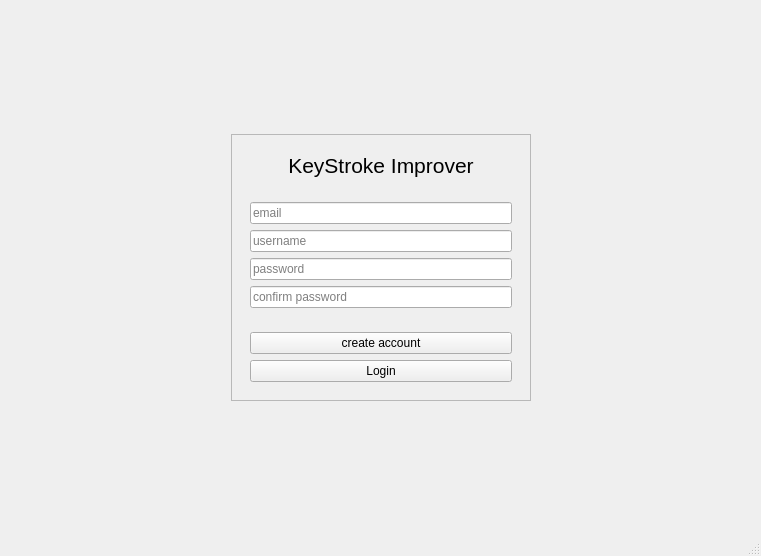
First picture: the form in register.ui, repository Prakash5209/typing_tutor, before the edit.
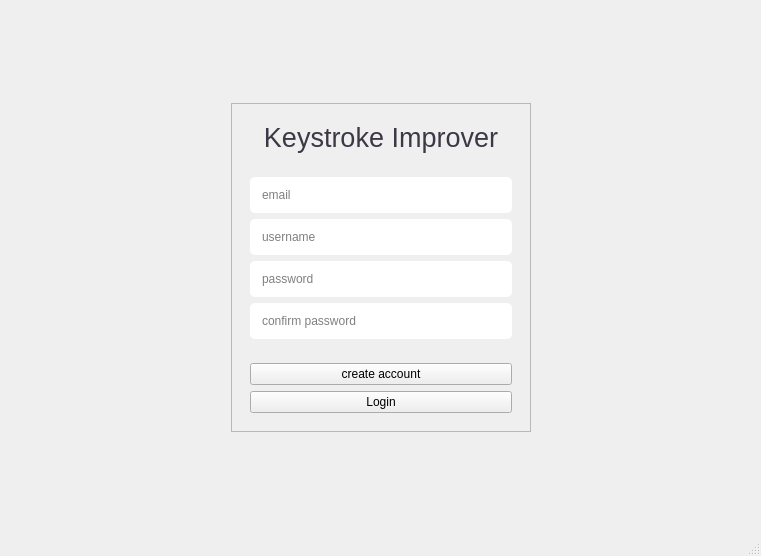
Second picture: the form after the edit.

Commit message: login register

The edit to the form file:
```diff
--- a/register.ui
+++ b/register.ui
@@ -75,11 +75,19 @@
            <widget class="QLabel" name="label">
             <property name="font">
              <font>
-              <pointsize>16</pointsize>
+              <family>Ubuntu</family>
+              <pointsize>20</pointsize>
+              <weight>50</weight>
+              <italic>false</italic>
+              <bold>false</bold>
              </font>
             </property>
+            <property name="styleSheet">
+             <string notr="true">font: 20pt &quot;Ubuntu&quot;;
+color: rgb(61, 56, 70);</string>
+            </property>
             <property name="text">
-             <string>KeyStroke Improver</string>
+             <string>Keystroke Improver</string>
             </property>
             <property name="alignment">
              <set>Qt::AlignCenter</set>
@@ -100,6 +108,11 @@
          <layout class="QVBoxLayout" name="verticalLayout">
           <item>
            <widget class="QLineEdit" name="email_lineEdit">
+            <property name="styleSheet">
+             <string notr="true">Padding:10px;
+border-radius:5px;
+</string>
+            </property>
             <property name="placeholderText">
              <string>email</string>
             </property>
@@ -107,6 +120,11 @@
           </item>
           <item>
            <widget class="QLineEdit" name="username_lineEdit_2">
+            <property name="styleSheet">
+             <string notr="true">Padding:10px;
+border-radius:5px;
+</string>
+            </property>
             <property name="placeholderText">
              <string>username</string>
             </property>
@@ -114,6 +132,11 @@
           </item>
           <item>
            <widget class="QLineEdit" name="password_lineEdit_3">
+            <property name="styleSheet">
+             <string notr="true">Padding:10px;
+border-radius:5px;
+</string>
+            </property>
             <property name="placeholderText">
              <string>password</string>
             </property>
@@ -121,6 +144,11 @@
           </item>
           <item>
            <widget class="QLineEdit" name="confirm_password_lineEdit_4">
+            <property name="styleSheet">
+             <string notr="true">Padding:10px;
+border-radius:5px;
+</string>
+            </property>
             <property name="placeholderText">
              <string>confirm password</string>
             </property>
```
Left out of the diff: 2 changed lines with no effect on the pictures. The commit also changes 1 other file.
